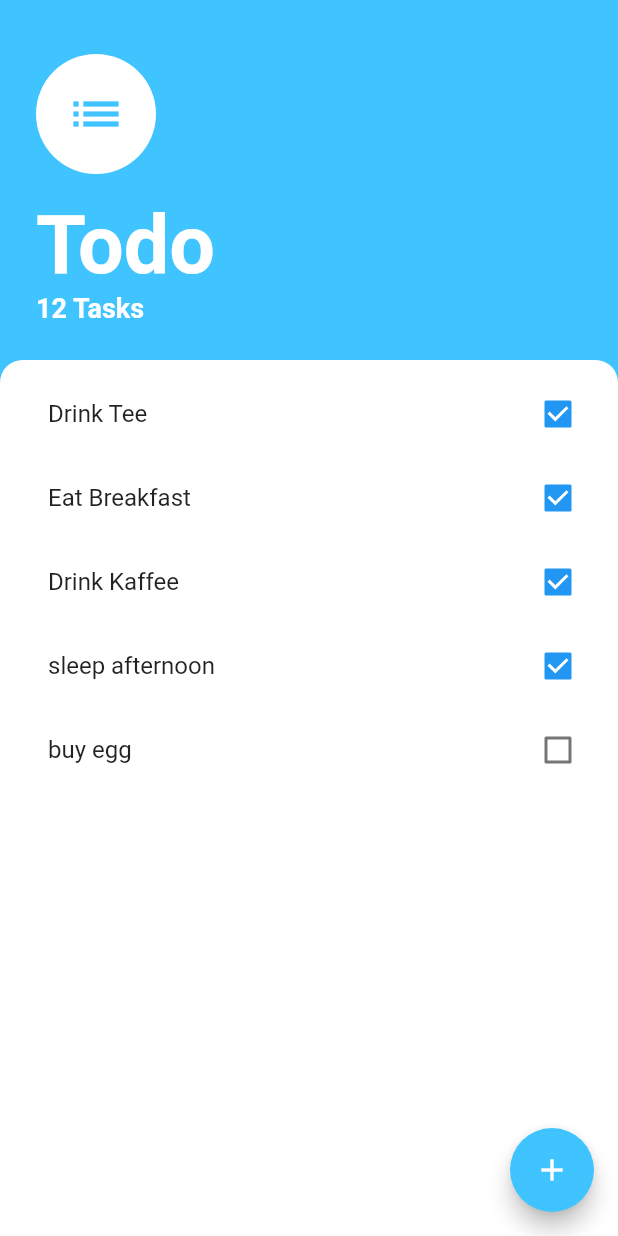
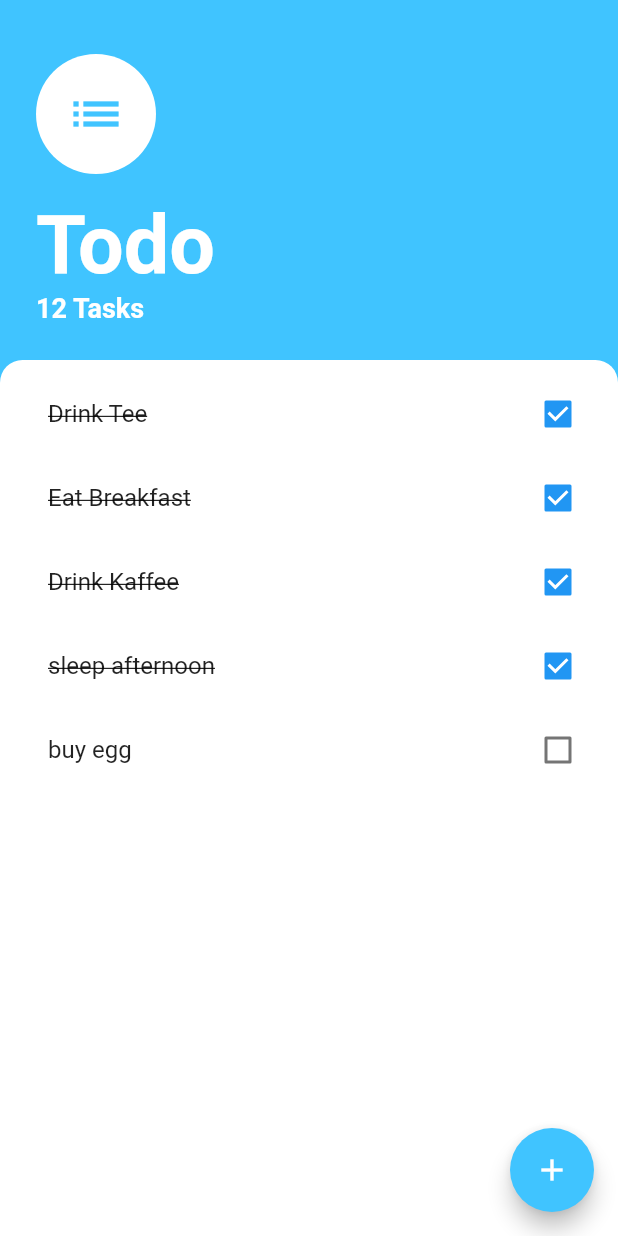
Before and after one commit to zakiabuqaoud/to_do_list, a Flutter app: the screen it shows after launch, on a phone screen of 412 x 824 dp. Run offline on Flutter 3.47's test engine with Material 2 defaults, Android fonts, the phone set to English and light mode, and no system bars.

Commit message:
lineThrough

```diff
--- a/lib/screens/to_do_home_page.dart
+++ b/lib/screens/to_do_home_page.dart
@@ -83,7 +83,7 @@ class ToDoHomeScreen extends StatelessWidget {
                         ),
                         child: ListTile(
                           title: Text(
-                            listOfTask[index].title,
+                            listOfTask[index].title, style: listOfTask[index].isDone ? const TextStyle(decoration: TextDecoration.lineThrough) : null,
                           ),
                           trailing: Checkbox(
                             value: listOfTask[index].isDone,
```
